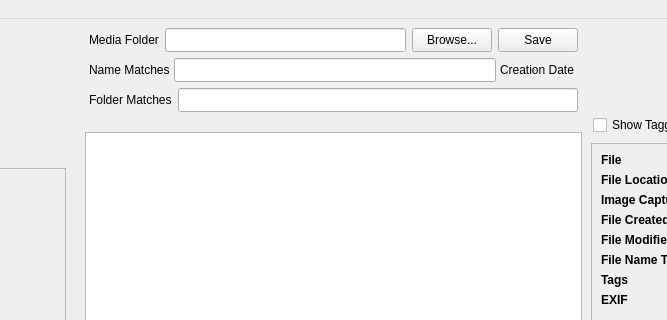
This is mainwindow.ui in merrillaldrich/compendia as Qt 5 draws it before an edit; both pictures show x 272 to 939 and y 0 to 320 of the 1200 by 800 pixel window. The edited form follows.
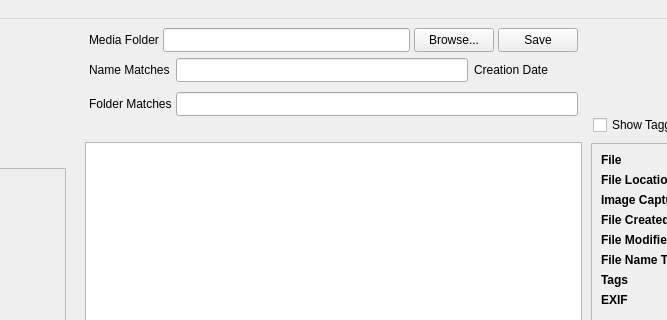
This is the edited form. Custom widgets are drawn as their Qt base class.

Commit message: Improve lineedit/button alignment on macOS

Patch:
```diff
--- a/mainwindow.ui
+++ b/mainwindow.ui
@@ -263,9 +263,15 @@
         <item>
          <widget class="QWidget" name="fileListFiltersContainer" native="true">
           <layout class="QVBoxLayout" name="verticalLayout">
+           <property name="spacing">
+            <number>0</number>
+           </property>
            <item>
             <layout class="QHBoxLayout" name="mediaFolderLayout">
-             <item alignment="Qt::AlignVCenter">
+             <property name="spacing">
+              <number>4</number>
+             </property>
+             <item alignment="Qt::AlignmentFlag::AlignVCenter">
               <widget class="QLabel" name="mediaFolderLabel">
                <property name="text">
                 <string>Media Folder</string>
@@ -325,6 +331,12 @@
            <item>
             <layout class="QHBoxLayout" name="filterCriteriaLayout">
              <property name="spacing">
+              <number>6</number>
+             </property>
+             <property name="topMargin">
+              <number>6</number>
+             </property>
+             <property name="bottomMargin">
               <number>4</number>
              </property>
              <item alignment="Qt::AlignVCenter">
@@ -355,7 +367,7 @@
               <widget class="DateFilterButton" name="dateEdit" native="true">
                <property name="minimumSize">
                 <size>
-                 <width>0</width>
+                 <width>24</width>
                  <height>24</height>
                 </size>
                </property>
@@ -365,7 +377,16 @@
            </item>
            <item>
             <layout class="QHBoxLayout" name="horizontalLayout">
-             <item alignment="Qt::AlignVCenter">
+             <property name="spacing">
+              <number>4</number>
+             </property>
+             <property name="topMargin">
+              <number>6</number>
+             </property>
+             <property name="bottomMargin">
+              <number>6</number>
+             </property>
+             <item alignment="Qt::AlignmentFlag::AlignVCenter">
               <widget class="QLabel" name="folderMatchesLabel">
                <property name="text">
                 <string>Folder Matches</string>
```
Left out of the diff: 59 changed lines with no effect on the pictures. The commit also changes 1 other file.
